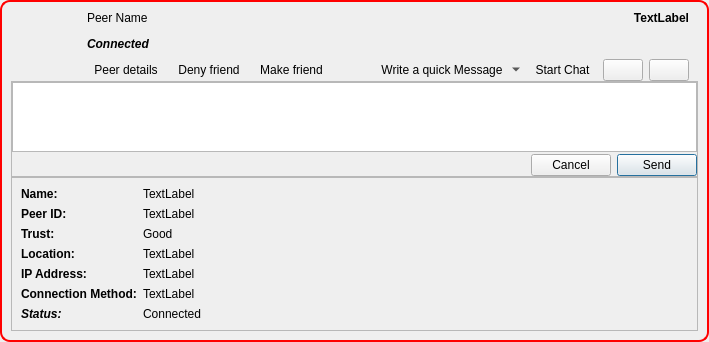
This is retroshare-gui/src/gui/feeds/SecurityItem.ui in RetroShare/RetroShare as Qt 5 draws it before an edit. The edited form follows.
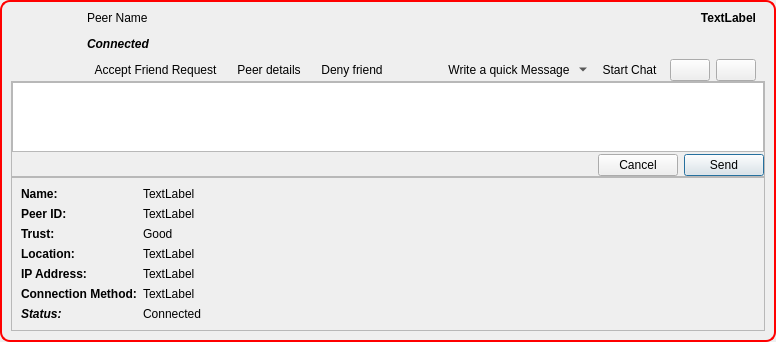
This is the edited form. Icons and pictures are not drawn. Custom widgets are drawn as their Qt base class.

Commit message: Added Friend Request Dialog for SecurityItem Fixed the horizontal spacers

```diff
--- a/retroshare-gui/src/gui/feeds/SecurityItem.ui
+++ b/retroshare-gui/src/gui/feeds/SecurityItem.ui
@@ -6,8 +6,8 @@
    <rect>
     <x>0</x>
     <y>0</y>
-    <width>709</width>
-    <height>338</height>
+    <width>776</width>
+    <height>340</height>
    </rect>
   </property>
   <layout class="QGridLayout">
@@ -159,6 +159,29 @@
          </item>
          <item row="1" column="1" colspan="2">
           <layout class="QHBoxLayout" name="horizontalLayout_3">
+           <item>
+            <widget class="QToolButton" name="friendRequesttoolButton">
+             <property name="text">
+              <string>Accept Friend Request</string>
+             </property>
+             <property name="icon">
+              <iconset resource="../images.qrc">
+               <normaloff>:/images/user/user_request48.png</normaloff>:/images/user/user_request48.png</iconset>
+             </property>
+             <property name="iconSize">
+              <size>
+               <width>24</width>
+               <height>24</height>
+              </size>
+             </property>
+             <property name="toolButtonStyle">
+              <enum>Qt::ToolButtonTextBesideIcon</enum>
+             </property>
+             <property name="autoRaise">
+              <bool>true</bool>
+             </property>
+            </widget>
+           </item>
            <item>
             <widget class="QToolButton" name="peerDetailsButton">
              <property name="text">
@@ -193,23 +216,6 @@
              </property>
             </widget>
            </item>
-           <item>
-            <widget class="QToolButton" name="addFriendButton">
-             <property name="text">
-              <string>Make friend</string>
-             </property>
-             <property name="icon">
-              <iconset resource="../images.qrc">
-               <normaloff>:/images/user/add_user16.png</normaloff>:/images/user/add_user16.png</iconset>
-             </property>
-             <property name="toolButtonStyle">
-              <enum>Qt::ToolButtonTextBesideIcon</enum>
-             </property>
-             <property name="autoRaise">
-              <bool>true</bool>
-             </property>
-            </widget>
-           </item>
            <item>
             <spacer>
              <property name="orientation">
@@ -272,6 +278,19 @@
              </property>
             </widget>
            </item>
+           <item>
+            <spacer name="horizontalSpacer_3">
+             <property name="orientation">
+              <enum>Qt::Horizontal</enum>
+             </property>
+             <property name="sizeHint" stdset="0">
+              <size>
+               <width>40</width>
+               <height>20</height>
+              </size>
+             </property>
+            </spacer>
+           </item>
            <item>
             <widget class="QPushButton" name="expandButton">
              <property name="sizePolicy">
```
The commit also changes 7 other files.
